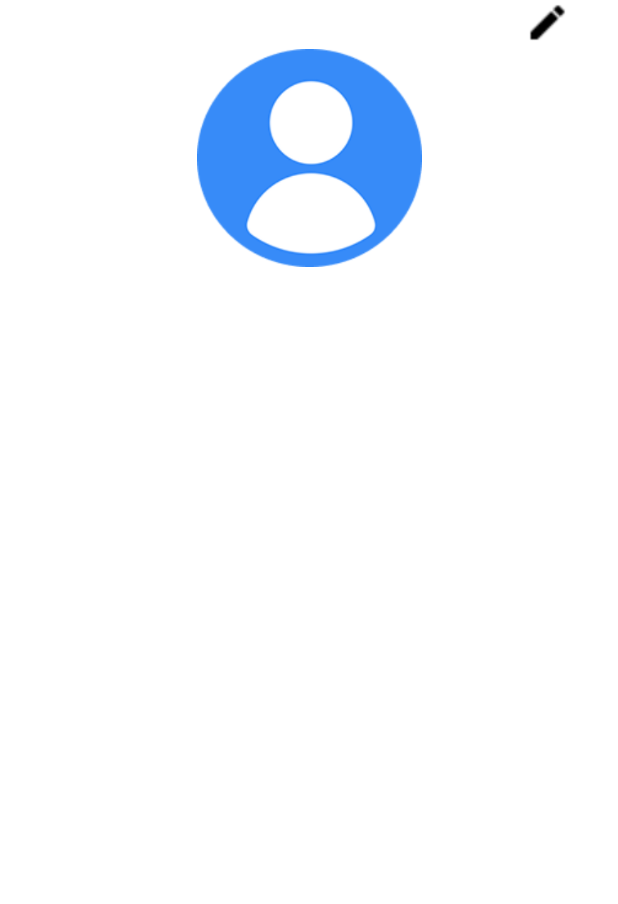
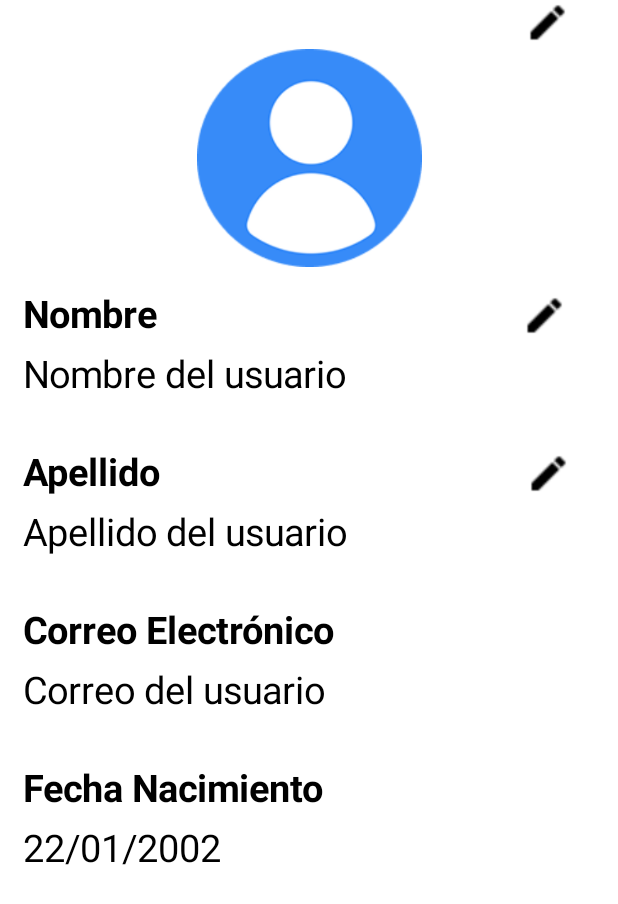
Before and after one commit to 11damia/MindSpeak, an Android app built with Jetpack Compose: the @Preview function SettingsUser, on a phone screen of 412 x 824 dp. Shown: the top 904 px of the screen. Run offline under Robolectric (Android 15) with nearby library versions, the light colour scheme and no system bars.

Commit message:
Continuado con settings user, faltan imágenes

```diff
--- a/app/src/main/java/cat/dam/mindspeak/ui/screens/SettingsUser.kt
+++ b/app/src/main/java/cat/dam/mindspeak/ui/screens/SettingsUser.kt
@@ -1,22 +1,31 @@
-package cat.dam.mindspeak.ui.screens
+package cat.dam.mindspeak
 
 import androidx.compose.foundation.Image
 import androidx.compose.foundation.layout.Arrangement
+import androidx.compose.foundation.layout.Box
 import androidx.compose.foundation.layout.Column
 import androidx.compose.foundation.layout.Row
+import androidx.compose.foundation.layout.Spacer
 import androidx.compose.foundation.layout.fillMaxSize
 import androidx.compose.foundation.layout.fillMaxWidth
+import androidx.compose.foundation.layout.height
 import androidx.compose.foundation.layout.offset
+import androidx.compose.foundation.layout.padding
 import androidx.compose.foundation.layout.size
+import androidx.compose.material3.Text
 import androidx.compose.runtime.Composable
+import androidx.compose.ui.Alignment
 import androidx.compose.ui.Modifier
+import androidx.compose.ui.draw.clip
+import androidx.compose.ui.graphics.Color
 import androidx.compose.ui.layout.ContentScale
 import androidx.compose.ui.platform.LocalConfiguration
 import androidx.compose.ui.res.painterResource
+import androidx.compose.ui.text.TextStyle
+import androidx.compose.ui.text.font.FontWeight
 import androidx.compose.ui.tooling.preview.Preview
 import androidx.compose.ui.unit.dp
-import cat.dam.mindspeak.R
-
+import androidx.compose.ui.unit.sp
 
 @Preview(showBackground = true)
 @Composable
@@ -36,7 +45,7 @@ fun SettingsUser(){
                 painter = painterResource(id = R.drawable.lapiz_icon),
                 contentDescription = null,
                 modifier = Modifier
-                    .offset(x = screenWidth * 0.85f) // Desplaza la imagen al 30% del ancho
+                    .offset(x = screenWidth * 0.85f)
                     .size(30.dp),
                 contentScale = ContentScale.Fit
             )
@@ -55,5 +64,46 @@ fun SettingsUser(){
                 contentScale = ContentScale.Fit
             )
         }
+
+        Column {
+            settingItem("Nombre", "Nombre del usuario")
+            Spacer(modifier = Modifier.height(5.dp))
+            settingItem("Apellido", "Apellido del usuario")
+            Spacer(modifier = Modifier.height(5.dp))
+            settingItem("Correo Electrónico", "Correo del usuario")
+            Spacer(modifier = Modifier.height(5.dp))
+            settingItem("Fecha Nacimiento", "22/01/2002")
+        }
     }
 }
+
+//Clase para cada item
+@Composable
+fun settingItem(
+    txt1 : String,
+    txt2 : String
+){
+    //Variable de ancho de la pantalla
+    val screenWidth = LocalConfiguration.current.screenWidthDp.dp
+
+    Row (
+        modifier = Modifier
+            .fillMaxWidth()
+            .padding(15.dp),
+    ){
+        Column(modifier = Modifier.weight(1f)) {
+            Row {
+                Text(txt1, style = TextStyle(fontSize = 25.sp, fontWeight = FontWeight.Bold, color = Color.Black))
+                Image(
+                    painter = painterResource(id = R.drawable.lapiz_icon),
+                    contentDescription = null,
+                    modifier = Modifier
+                        .offset(x = screenWidth * 0.59f)
+                        .size(30.dp),
+                    contentScale = ContentScale.Fit
+                )
+            }
+            Text(txt2, style = TextStyle(color = Color.Black, fontSize = 25.sp), modifier = Modifier.padding(top = 10.dp))
+        }
+    }
+}
```
